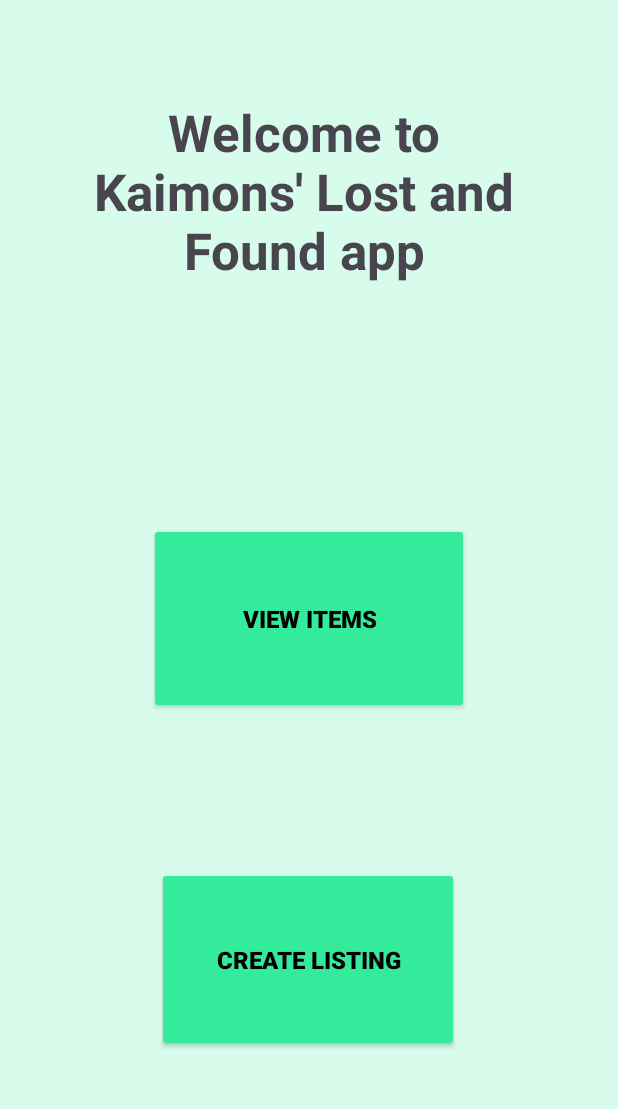
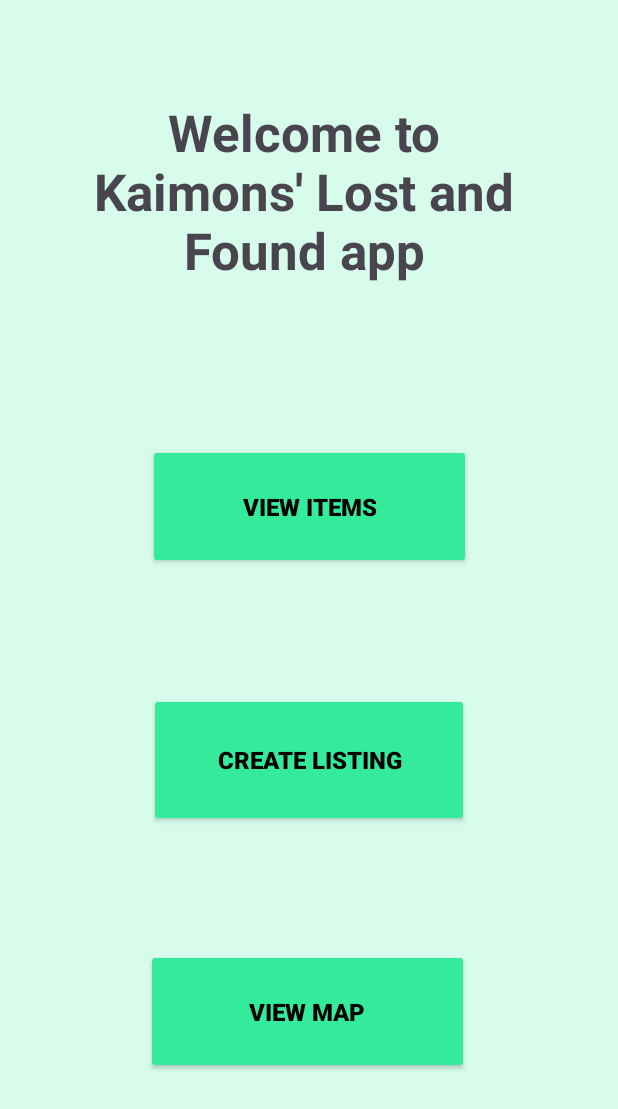
Before and after one commit to KaimonDeBruijne/Task_7.1P, an Android app: the screen it shows after launch (MainActivity), on a phone screen of 412 x 824 dp. Shown: the top 1109 px of the screen. Run offline under Robolectric (Android 15) with nearby library versions, the phone set to English and light mode, and no system bars; our stand-ins replace Room's generated code; 1 statement that could not run was skipped.

Commit message:
Small fix

```diff
--- a/app/src/main/AndroidManifest.xml
+++ b/app/src/main/AndroidManifest.xml
@@ -1,6 +1,7 @@
 <?xml version="1.0" encoding="utf-8"?>
 <manifest xmlns:android="http://schemas.android.com/apk/res/android"
     xmlns:tools="http://schemas.android.com/tools">
+    <uses-permission android:name="android.permission.INTERNET"></uses-permission>
 
     <meta-data
         android:name="com.google.android.geo.API_KEY"
--- a/app/src/main/java/kaimon/myapp/lostandfoundv2/MainActivity.java
+++ b/app/src/main/java/kaimon/myapp/lostandfoundv2/MainActivity.java
@@ -13,7 +13,7 @@ import android.widget.Button;
 
 public class MainActivity extends AppCompatActivity {
     ItemViewModel itemViewModel;
-    Button viewListings, createListing;
+    Button viewListings, createListing, viewMap;
 
     @Override
     protected void onCreate(Bundle savedInstanceState) {
@@ -22,8 +22,17 @@ public class MainActivity extends AppCompatActivity {
 
         viewListings = findViewById(R.id.viewListings);
         createListing = findViewById(R.id.createAd);
+        createListing = findViewById(R.id.viewMap);
 
         itemViewModel = new ViewModelProvider(this).get(ItemViewModel.class);
+
+        viewMap.setOnClickListener(new View.OnClickListener() {
+            @Override
+            public void onClick(View view) {
+                Intent mapIntent = new Intent(MainActivity.this, MapViewActivity.class);
+                startActivity(mapIntent);
+            }
+        });
 
         createListing.setOnClickListener(new View.OnClickListener() {
             @Override
--- a/app/src/main/res/layout/activity_main.xml
+++ b/app/src/main/res/layout/activity_main.xml
@@ -10,8 +10,8 @@
     <Button
         android:id="@+id/viewListings"
         style="@style/Widget.AppCompat.Button"
-        android:layout_width="213dp"
-        android:layout_height="127dp"
+        android:layout_width="215dp"
+        android:layout_height="83dp"
         android:text="View Items"
         android:textColor="#000000"
         android:textSize="16sp"
@@ -20,13 +20,31 @@
         app:layout_constraintBottom_toBottomOf="parent"
         app:layout_constraintEnd_toEndOf="parent"
         app:layout_constraintStart_toStartOf="parent"
-        app:layout_constraintTop_toTopOf="parent" />
+        app:layout_constraintTop_toTopOf="parent"
+        app:layout_constraintVertical_bias="0.4" />
+
+    <Button
+        android:id="@+id/viewMap"
+        style="@style/Widget.AppCompat.Button"
+        android:layout_width="215dp"
+        android:layout_height="83dp"
+        android:text="View Map"
+        android:textColor="#000000"
+        android:textSize="16sp"
+        android:textStyle="bold"
+        app:backgroundTint="#34eb9b"
+        app:layout_constraintBottom_toBottomOf="parent"
+        app:layout_constraintEnd_toEndOf="parent"
+        app:layout_constraintHorizontal_bias="0.494"
+        app:layout_constraintStart_toStartOf="parent"
+        app:layout_constraintTop_toTopOf="parent"
+        app:layout_constraintVertical_bias="0.854" />
 
     <Button
         android:id="@+id/createAd"
         style="@style/Widget.AppCompat.Button"
-        android:layout_width="201dp"
-        android:layout_height="123dp"
+        android:layout_width="213dp"
+        android:layout_height="89dp"
         android:text="Create Listing"
         android:textColor="#000000"
         android:textSize="16sp"
@@ -34,10 +52,9 @@
         app:backgroundTint="#34eb9b"
         app:layout_constraintBottom_toBottomOf="parent"
         app:layout_constraintEnd_toEndOf="parent"
-        app:layout_constraintHorizontal_bias="0.498"
         app:layout_constraintStart_toStartOf="parent"
         app:layout_constraintTop_toTopOf="parent"
-        app:layout_constraintVertical_bias="0.825" />
+        app:layout_constraintVertical_bias="0.629" />
 
     <TextView
         android:id="@+id/textView7"
```
